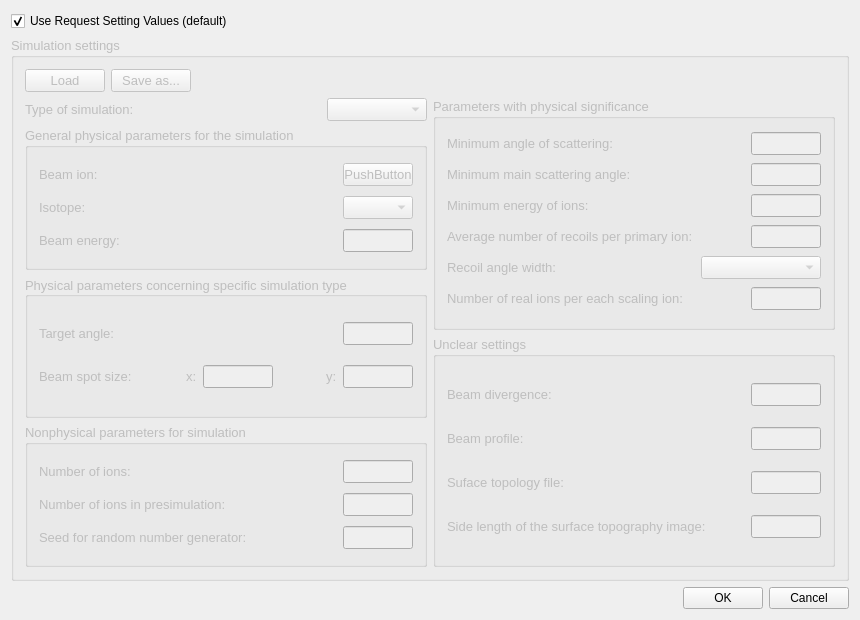
Old version of the form ui_files/ui_simulation_settings.ui in the repository JYU-IBA/potku.
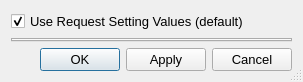
New version of the form.

Commit message: Started saving the simulation specific settings. WIP.

```diff
--- a/ui_files/ui_simulation_settings.ui
+++ b/ui_files/ui_simulation_settings.ui
@@ -1,762 +1,69 @@
 <?xml version="1.0" encoding="UTF-8"?>
 <ui version="4.0">
- <class>RequestSimulationSettings</class>
- <widget class="QWidget" name="RequestSimulationSettings">
-  <property name="enabled">
-   <bool>true</bool>
-  </property>
+ <class>Dialog</class>
+ <widget class="QDialog" name="Dialog">
   <property name="geometry">
    <rect>
     <x>0</x>
     <y>0</y>
-    <width>860</width>
-    <height>620</height>
+    <width>303</width>
+    <height>82</height>
    </rect>
   </property>
-  <property name="minimumSize">
-   <size>
-    <width>860</width>
-    <height>620</height>
-   </size>
+  <property name="sizePolicy">
+   <sizepolicy hsizetype="Preferred" vsizetype="Preferred">
+    <horstretch>0</horstretch>
+    <verstretch>0</verstretch>
+   </sizepolicy>
   </property>
-  <property name="maximumSize">
-   <size>
-    <width>860</width>
-    <height>620</height>
-   </size>
+  <property name="font">
+   <font>
+    <pointsize>10</pointsize>
+   </font>
   </property>
   <property name="windowTitle">
    <string>RequestSimulationSettings</string>
   </property>
-  <layout class="QVBoxLayout" name="verticalLayout_2">
+  <property name="sizeGripEnabled">
+   <bool>true</bool>
+  </property>
+  <layout class="QVBoxLayout" name="verticalLayout">
+   <property name="sizeConstraint">
+    <enum>QLayout::SetDefaultConstraint</enum>
+   </property>
    <item>
-    <layout class="QHBoxLayout" name="horizontalLayout_2">
-     <item>
-      <widget class="QCheckBox" name="checkBox">
-       <property name="text">
-        <string>Use Request Setting Values (default)</string>
-       </property>
-       <property name="checked">
-        <bool>true</bool>
-       </property>
-      </widget>
-     </item>
-    </layout>
+    <widget class="QCheckBox" name="simulationSettingsCheckBox">
+     <property name="enabled">
+      <bool>true</bool>
+     </property>
+     <property name="text">
+      <string>Use Request Setting Values (default)</string>
+     </property>
+     <property name="checked">
+      <bool>true</bool>
+     </property>
+    </widget>
    </item>
    <item>
-    <layout class="QVBoxLayout" name="verticalLayout_6">
-     <item>
-      <widget class="QGroupBox" name="simulationSettings">
-       <property name="enabled">
-        <bool>false</bool>
-       </property>
-       <property name="font">
-        <font>
-         <pointsize>10</pointsize>
-        </font>
-       </property>
-       <property name="title">
-        <string>Simulation settings</string>
-       </property>
-       <layout class="QHBoxLayout" name="horizontalLayout_14">
-        <item>
-         <layout class="QVBoxLayout" name="verticalLayout_10">
-          <item>
-           <layout class="QHBoxLayout" name="horizontalLayout">
-            <item>
-             <widget class="QPushButton" name="loadButton">
-              <property name="text">
-               <string>Load</string>
-              </property>
-             </widget>
-            </item>
-            <item>
-             <widget class="QPushButton" name="saveButton">
-              <property name="text">
-               <string>Save as...</string>
-              </property>
-             </widget>
-            </item>
-            <item>
-             <spacer name="horizontalSpacer_4">
-              <property name="orientation">
-               <enum>Qt::Horizontal</enum>
-              </property>
-              <property name="sizeHint" stdset="0">
-               <size>
-                <width>40</width>
-                <height>20</height>
-               </size>
-              </property>
-             </spacer>
-            </item>
-           </layout>
-          </item>
-          <item>
-           <layout class="QHBoxLayout" name="horizontalLayout_5">
-            <item>
-             <layout class="QVBoxLayout" name="settingsLeft">
-              <property name="sizeConstraint">
-               <enum>QLayout::SetDefaultConstraint</enum>
-              </property>
-              <item>
-               <layout class="QHBoxLayout" name="typeOfSimulationLayout">
-                <item>
-                 <widget class="QLabel" name="typeOfSimulationLabel">
-                  <property name="text">
-                   <string>Type of simulation:</string>
-                  </property>
-                 </widget>
-                </item>
-                <item>
-                 <widget class="QComboBox" name="typeOfSimulationComboBox">
-                  <property name="minimumSize">
-                   <size>
-                    <width>100</width>
-                    <height>0</height>
-                   </size>
-                  </property>
-                  <property name="maximumSize">
-                   <size>
-                    <width>100</width>
-                    <height>16777215</height>
-                   </size>
-                  </property>
-                 </widget>
-                </item>
-               </layout>
-              </item>
-              <item>
-               <widget class="QGroupBox" name="generalPhysicalParams">
-                <property name="title">
-                 <string>General physical parameters for the simulation</string>
-                </property>
-                <layout class="QVBoxLayout" name="verticalLayout_3">
-                 <item>
-                  <layout class="QHBoxLayout" name="beamIonLayout">
-                   <item>
-                    <widget class="QLabel" name="beamIonLabel">
-                     <property name="text">
-                      <string>Beam ion:</string>
-                     </property>
-                    </widget>
-                   </item>
-                   <item>
-                    <widget class="QPushButton" name="beamIonButton">
-                     <property name="minimumSize">
-                      <size>
-                       <width>70</width>
-                       <height>0</height>
-                      </size>
-                     </property>
-                     <property name="maximumSize">
-                      <size>
-                       <width>70</width>
-                       <height>16777215</height>
-                      </size>
-                     </property>
-                     <property name="text">
-                      <string>PushButton</string>
-                     </property>
-                    </widget>
-                   </item>
-                  </layout>
-                 </item>
-                 <item>
-                  <layout class="QHBoxLayout" name="isotopeLayout">
-                   <item>
-                    <widget class="QLabel" name="isotopeLabel">
-                     <property name="text">
-                      <string>Isotope:</string>
-                     </property>
-                    </widget>
-                   </item>
-                   <item>
-                    <widget class="QComboBox" name="isotopeComboBox">
-                     <property name="minimumSize">
-                      <size>
-                       <width>70</width>
-                       <height>0</height>
-                      </size>
-                     </property>
-                     <property name="maximumSize">
-                      <size>
-                       <width>70</width>
-                       <height>16777215</height>
-                      </size>
-                     </property>
-                    </widget>
-                   </item>
-                  </layout>
-                 </item>
-                 <item>
-                  <layout class="QHBoxLayout" name="beamEnergyLayout">
-                   <item>
-                    <widget class="QLabel" name="beamEnergyLabel">
-                     <property name="text">
-                      <string>Beam energy: </string>
-                     </property>
-                    </widget>
-                   </item>
-                   <item>
-                    <widget class="QLineEdit" name="beamEnergyEdit">
-                     <property name="minimumSize">
-                      <size>
-                       <width>70</width>
-                       <height>0</height>
-                      </size>
-                     </property>
-                     <property name="maximumSize">
-                      <size>
-                       <width>70</width>
-                       <height>16777215</height>
-                      </size>
-                     </property>
-                    </widget>
-                   </item>
-                  </layout>
-                 </item>
-                </layout>
-               </widget>
-              </item>
-              <item>
-               <widget class="QGroupBox" name="simulationTypeSpecificParams">
-                <property name="title">
-                 <string>Physical parameters concerning specific simulation type</string>
-                </property>
-                <property name="alignment">
-                 <set>Qt::AlignLeading|Qt::AlignLeft|Qt::AlignVCenter</set>
-                </property>
-                <property name="flat">
-                 <bool>false</bool>
-                </property>
-                <layout class="QVBoxLayout" name="verticalLayout_4">
-                 <item>
-                  <layout class="QHBoxLayout" name="targetAngleLayout">
-                   <item>
-                    <widget class="QLabel" name="targetAngleLabel">
-                     <property name="text">
-                      <string>Target angle:</string>
-                     </property>
-                    </widget>
-                   </item>
-                   <item>
-                    <widget class="QLineEdit" name="targetAngleEdit">
-                     <property name="minimumSize">
-                      <size>
-                       <width>70</width>
-                       <height>0</height>
-                      </size>
-                     </property>
-                     <property name="maximumSize">
-                      <size>
-                       <width>70</width>
-                       <height>16777215</height>
-                      </size>
-                     </property>
-                    </widget>
-                   </item>
-                  </layout>
-                 </item>
-                 <item>
-                  <layout class="QHBoxLayout" name="beamSpotSizeLayout">
-                   <item>
-                    <widget class="QLabel" name="beamSpotSizeLabel">
-                     <property name="text">
-                      <string>Beam spot size:</string>
-                     </property>
-                    </widget>
-                   </item>
-                   <item>
-                    <spacer name="horizontalSpacer">
-                     <property name="orientation">
-                      <enum>Qt::Horizontal</enum>
-                     </property>
-                     <property name="sizeHint" stdset="0">
-                      <size>
-                       <width>40</width>
-                       <height>20</height>
-                      </size>
-                     </property>
-                    </spacer>
-                   </item>
-                   <item>
-                    <widget class="QLabel" name="beamSpotSizeXLabel">
-                     <property name="text">
-                      <string>x:</string>
-                     </property>
-                    </widget>
-                   </item>
-                   <item>
-                    <widget class="QLineEdit" name="beamSpotSizeXEdit">
-                     <property name="minimumSize">
-                      <size>
-                       <width>70</width>
-                       <height>0</height>
-                      </size>
-                     </property>
-                     <property name="maximumSize">
-                      <size>
-                       <width>70</width>
-                       <height>16777215</height>
-                      </size>
-                     </property>
-                    </widget>
-                   </item>
-                   <item>
-                    <spacer name="horizontalSpacer_2">
-                     <property name="orientation">
-                      <enum>Qt::Horizontal</enum>
-                     </property>
-                     <property name="sizeHint" stdset="0">
-                      <size>
-                       <width>40</width>
-                       <height>20</height>
-                      </size>
-                     </property>
-                    </spacer>
-                   </item>
-                   <item>
-                    <widget class="QLabel" name="beamSpotSizeYLabel">
-                     <property name="text">
-                      <string>y:</string>
-                     </property>
-                    </widget>
-                   </item>
-                   <item>
-                    <widget class="QLineEdit" name="beamSpotSizeYEdit">
-                     <property name="minimumSize">
-                      <size>
-                       <width>70</width>
-                       <height>0</height>
-                      </size>
-                     </property>
-                     <property name="maximumSize">
-                      <size>
-                       <width>70</width>
-                       <height>16777215</height>
-                      </size>
-                     </property>
-                    </widget>
-                   </item>
-                  </layout>
-                 </item>
-                </layout>
-               </widget>
-              </item>
-              <item>
-               <widget class="QGroupBox" name="nonphysicalParams">
-                <property name="title">
-                 <string>Nonphysical parameters for simulation</string>
-                </property>
-                <layout class="QVBoxLayout" name="verticalLayout_8">
-                 <item>
-                  <layout class="QHBoxLayout" name="numberOfIonsLayout">
-                   <item>
-                    <widget class="QLabel" name="numberOfIonsLabel">
-                     <property name="text">
-                      <string>Number of ions:</string>
-                     </property>
-                    </widget>
-                   </item>
-                   <item>
-                    <widget class="QLineEdit" name="numberOfIonsEdit">
-                     <property name="minimumSize">
-                      <size>
-                       <width>70</width>
-                       <height>0</height>
-                      </size>
-                     </property>
-                     <property name="maximumSize">
-                      <size>
-                       <width>70</width>
-                       <height>16777215</height>
-                      </size>
-                     </property>
-                    </widget>
-                   </item>
-                  </layout>
-                 </item>
-                 <item>
-                  <layout class="QHBoxLayout" name="numberOfPresimuIonsLayout">
-                   <item>
-                    <widget class="QLabel" name="numberOfPresimuIonsLabel">
-                     <property name="text">
-                      <string>Number of ions in presimulation:</string>
-                     </property>
-                    </widget>
-                   </item>
-                   <item>
-                    <widget class="QLineEdit" name="numberOfPresimuIonsEdit">
-                     <property name="minimumSize">
-                      <size>
-                       <width>70</width>
-                       <height>0</height>
-                      </size>
-                     </property>
-                     <property name="maximumSize">
-                      <size>
-                       <width>70</width>
-                       <height>16777215</height>
-                      </size>
-                     </property>
-                    </widget>
-                   </item>
-                  </layout>
-                 </item>
-                 <item>
-                  <layout class="QHBoxLayout" name="seedLayout">
-                   <item>
-                    <widget class="QLabel" name="seedLabel">
-                     <property name="text">
-                      <string>Seed for random number generator:</string>
-                     </property>
-                    </widget>
-                   </item>
-                   <item>
-                    <widget class="QLineEdit" name="seedEdit">
-                     <property name="minimumSize">
-                      <size>
-                       <width>70</width>
-                       <height>0</height>
-                      </size>
-                     </property>
-                     <property name="maximumSize">
-                      <size>
-                       <width>70</width>
-                       <height>16777215</height>
-                      </size>
-                     </property>
-                    </widget>
-                   </item>
-                  </layout>
-                 </item>
-                </layout>
-               </widget>
-              </item>
-             </layout>
-            </item>
-            <item>
-             <layout class="QVBoxLayout" name="settingsRight">
-              <item>
-               <widget class="QGroupBox" name="physicalSignicanceParamsLayout">
-                <property name="title">
-                 <string>Parameters with physical significance</string>
-                </property>
-                <layout class="QVBoxLayout" name="verticalLayout_5">
-                 <item>
-                  <layout class="QHBoxLayout" name="minimumAngleLayout">
-                   <item>
-                    <widget class="QLabel" name="minimumAngleLabel">
-                     <property name="text">
-                      <string>Minimum angle of scattering:</string>
-                     </property>
-                    </widget>
-                   </item>
-                   <item>
-                    <widget class="QLineEdit" name="minimumAngleEdit">
-                     <property name="minimumSize">
-                      <size>
-                       <width>70</width>
-                       <height>0</height>
-                      </size>
-                     </property>
-                     <property name="maximumSize">
-                      <size>
-                       <width>70</width>
-                       <height>16777215</height>
-                      </size>
-                     </property>
-                    </widget>
-                   </item>
-                  </layout>
-                 </item>
-                 <item>
-                  <layout class="QHBoxLayout" name="minimumMainlayout">
-                   <item>
-                    <widget class="QLabel" name="minimumMainLabel">
-                     <property name="text">
-                      <string>Minimum main scattering angle:</string>
-                     </property>
-                    </widget>
-                   </item>
-                   <item>
-                    <widget class="QLineEdit" name="minimumMainEdit">
-                     <property name="minimumSize">
-                      <size>
-                       <width>70</width>
-                       <height>0</height>
-                      </size>
-                     </property>
-                     <property name="maximumSize">
-                      <size>
-                       <width>70</width>
-                       <height>16777215</height>
-                      </size>
-                     </property>
-                    </widget>
-                   </item>
-                  </layout>
-                 </item>
-                 <item>
-                  <layout class="QHBoxLayout" name="minimumEnergylayout">
-                   <item>
-                    <widget class="QLabel" name="minimumEnergyLabel">
-                     <property name="text">
-                      <string>Minimum energy of ions:</string>
-                     </property>
-                    </widget>
-                   </item>
-                   <item>
-                    <widget class="QLineEdit" name="minimumEnergyEdit">
-                     <property name="minimumSize">
-                      <size>
-                       <width>70</width>
-                       <height>0</height>
-                      </size>
-                     </property>
-                     <property name="maximumSize">
-                      <size>
-                       <width>70</width>
-                       <height>16777215</height>
-                      </size>
-                     </property>
-                    </widget>
-                   </item>
-                  </layout>
-                 </item>
-                 <item>
-                  <layout class="QHBoxLayout" name="averageNumberOfRecoilsLayout">
-                   <item>
-                    <widget class="QLabel" name="averageNumberOfRecoilsLabel">
-                     <property name="text">
-                      <string>Average number of recoils per primary ion:</string>
-                     </property>
-                    </widget>
-                   </item>
-                   <item>
-                    <widget class="QLineEdit" name="averageNumberOfRecoilsEdit">
-                     <property name="minimumSize">
-                      <size>
-                       <width>70</width>
-                       <height>0</height>
-                      </size>
-                     </property>
-                     <property name="maximumSize">
-                      <size>
-                       <width>70</width>
-                       <height>16777215</height>
-                      </size>
-                     </property>
-                    </widget>
-                   </item>
-                  </layout>
-                 </item>
-                 <item>
-                  <layout class="QHBoxLayout" name="recoilAngleWidthLayout">
-                   <item>
-                    <widget class="QLabel" name="recoilAngleWidthLabel">
-                     <property name="text">
-                      <string>Recoil angle width:</string>
-                     </property>
-                    </widget>
-                   </item>
-                   <item>
-                    <spacer name="horizontalSpacer_3">
-                     <property name="orientation">
-                      <enum>Qt::Horizontal</enum>
-                     </property>
-                     <property name="sizeType">
-                      <enum>QSizePolicy::Fixed</enum>
-                     </property>
-                     <property name="sizeHint" stdset="0">
-                      <size>
-                       <width>120</width>
-                       <height>20</height>
-                      </size>
-                     </property>
-                    </spacer>
-                   </item>
-                   <item>
-                    <widget class="QComboBox" name="recoilAngleWidthComboBox">
-                     <property name="minimumSize">
-                      <size>
-                       <width>120</width>
-                       <height>0</height>
-                      </size>
-                     </property>
-                     <property name="maximumSize">
-                      <size>
-                       <width>120</width>
-                       <height>16777215</height>
-                      </size>
-                     </property>
-                    </widget>
-                   </item>
-                  </layout>
-                 </item>
-                 <item>
-                  <layout class="QHBoxLayout" name="numberOfRealIonsLayout">
-                   <item>
-                    <widget class="QLabel" name="numberOfRealIonsLabel">
-                     <property name="text">
-                      <string>Number of real ions per each scaling ion:</string>
-                     </property>
-                    </widget>
-                   </item>
-                   <item>
-                    <widget class="QLineEdit" name="numberOfRealIonsEdit">
-                     <property name="minimumSize">
-                      <size>
-                       <width>70</width>
-                       <height>0</height>
-                      </size>
-                     </property>
-                     <property name="maximumSize">
-                      <size>
-                       <width>70</width>
-                       <height>16777215</height>
-                      </size>
-                     </property>
-                    </widget>
-                   </item>
-                  </layout>
-                 </item>
-                </layout>
-               </widget>
-              </item>
-              <item>
-               <widget class="QGroupBox" name="unclearSettingsGorup">
-                <property name="title">
-                 <string>Unclear settings</string>
-                </property>
-                <layout class="QVBoxLayout" name="verticalLayout_9">
-                 <item>
-                  <layout class="QHBoxLayout" name="beamDivergenceLayout">
-                   <item>
-                    <widget class="QLabel" name="beamDivergenceLabel">
-                     <property name="text">
-                      <string>Beam divergence:</string>
-                     </property>
-                    </widget>
-                   </item>
-                   <item>
-                    <widget class="QLineEdit" name="beamDivergenceEdit">
-                     <property name="minimumSize">
-                      <size>
-                       <width>70</width>
-                       <height>0</height>
-                      </size>
-                     </property>
-                     <property name="maximumSize">
-                      <size>
-                       <width>70</width>
-                       <height>16777215</height>
-                      </size>
-                     </property>
-                    </widget>
-                   </item>
-                  </layout>
-                 </item>
-                 <item>
-                  <layout class="QHBoxLayout" name="breamProfileLayout">
-                   <item>
-                    <widget class="QLabel" name="beamProfileLabel">
-                     <property name="text">
-                      <string>Beam profile:</string>
-                     </property>
-                    </widget>
-                   </item>
-                   <item>
-                    <widget class="QLineEdit" name="breamProfileEdit">
-                     <property name="minimumSize">
-                      <size>
-                       <width>70</width>
-                       <height>0</height>
-                      </size>
-                     </property>
-                     <property name="maximumSize">
-                      <size>
-                       <width>70</width>
-                       <height>16777215</height>
-                      </size>
-                     </property>
-                    </widget>
-                   </item>
-                  </layout>
-                 </item>
-                 <item>
-                  <layout class="QHBoxLayout" name="surfaceTopologyFileLayout">
-                   <item>
-                    <widget class="QLabel" name="surfaceTopologyFileLabel">
-                     <property name="text">
-                      <string>Suface topology file:</string>
-                     </property>
-                    </widget>
-                   </item>
-                   <item>
-                    <widget class="QLineEdit" name="surfaceTopologyFileEdit">
-                     <property name="minimumSize">
-                      <size>
-                       <width>70</width>
-                       <height>0</height>
-                      </size>
-                     </property>
-                     <property name="maximumSize">
-                      <size>
-                       <width>70</width>
-                       <height>16777215</height>
-                      </size>
-                     </property>
-                    </widget>
-                   </item>
-                  </layout>
-                 </item>
-                 <item>
-                  <layout class="QHBoxLayout" name="sideLengthLayout">
-                   <item>
-                    <widget class="QLabel" name="sideLengthLabel">
-                     <property name="text">
-                      <string>Side length of the surface topography image:</string>
-                     </property>
-                    </widget>
-                   </item>
-                   <item>
-                    <widget class="QLineEdit" name="sideLengthEdit">
-                     <property name="minimumSize">
-                      <size>
-                       <width>70</width>
-                       <height>0</height>
-                      </size>
-                     </property>
-                     <property name="maximumSize">
-                      <size>
-                       <width>70</width>
-                       <height>16777215</height>
-                      </size>
-                     </property>
-                    </widget>
-                   </item>
-                  </layout>
-                 </item>
-                </layout>
-               </widget>
-              </item>
-             </layout>
-            </item>
-           </layout>
-          </item>
-         </layout>
-        </item>
-       </layout>
-      </widget>
-     </item>
-    </layout>
+    <widget class="QTabWidget" name="tabs">
+     <property name="enabled">
+      <bool>false</bool>
+     </property>
+     <property name="sizePolicy">
+      <sizepolicy hsizetype="Preferred" vsizetype="Preferred">
+       <horstretch>0</horstretch>
+       <verstretch>0</verstretch>
+      </sizepolicy>
+     </property>
+     <property name="currentIndex">
+      <number>-1</number>
+     </property>
+    </widget>
    </item>
    <item>
     <layout class="QHBoxLayout" name="horizontalLayout_3">
      <item>
-      <spacer name="horizontalSpacer_5">
+      <spacer name="horizontalSpacer">
        <property name="orientation">
         <enum>Qt::Horizontal</enum>
        </property>
@@ -769,14 +76,48 @@
       </spacer>
      </item>
      <item>
-      <widget class="QPushButton" name="pushButton">
+      <widget class="QPushButton" name="OKButton">
+       <property name="enabled">
+        <bool>true</bool>
+       </property>
+       <property name="sizePolicy">
+        <sizepolicy hsizetype="Preferred" vsizetype="Fixed">
+         <horstretch>0</horstretch>
+         <verstretch>0</verstretch>
+        </sizepolicy>
+       </property>
        <property name="text">
         <string>OK</string>
        </property>
       </widget>
      </item>
      <item>
-      <widget class="QPushButton" name="pushButton_2">
+      <widget class="QPushButton" name="applyButton">
+       <property name="enabled">
+        <bool>true</bool>
+       </property>
+       <property name="sizePolicy">
+        <sizepolicy hsizetype="Preferred" vsizetype="Fixed">
+         <horstretch>0</horstretch>
+         <verstretch>0</verstretch>
+        </sizepolicy>
+       </property>
+       <property name="text">
+        <string>Apply</string>
+       </property>
+      </widget>
+     </item>
+     <item>
+      <widget class="QPushButton" name="cancelButton">
+       <property name="enabled">
+        <bool>true</bool>
+       </property>
+       <property name="sizePolicy">
+        <sizepolicy hsizetype="Preferred" vsizetype="Fixed">
+         <horstretch>0</horstretch>
+         <verstretch>0</verstretch>
+        </sizepolicy>
+       </property>
        <property name="text">
         <string>Cancel</string>
        </property>
```
Left out of the diff: 7 changed lines with no effect on the pictures. The commit also changes 2 other files.
